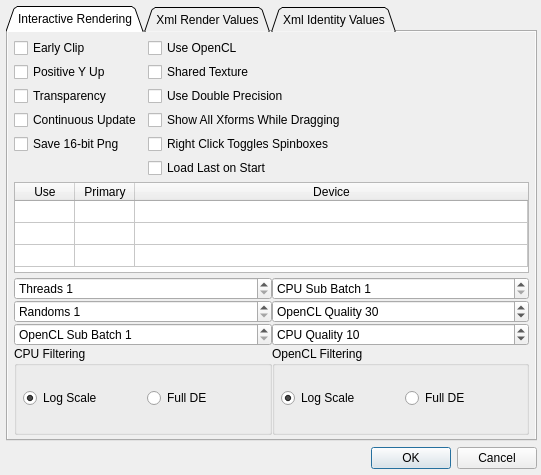
The window that Source/Fractorium/OptionsDialog.ui (typpos/fractorium) describes before a commit, drawn with Qt 5.
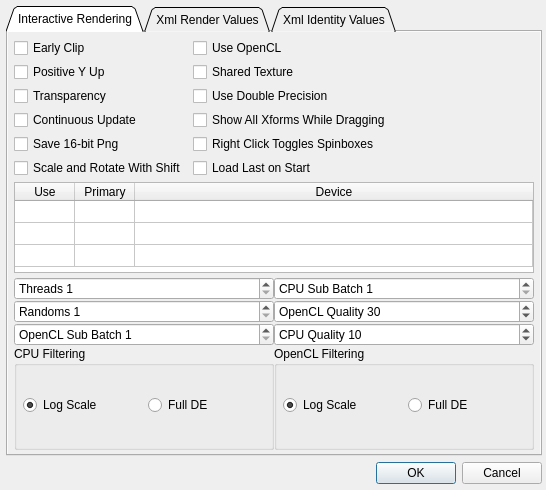
The same window after the commit. Custom widgets are drawn as their Qt base class.

Commit message: --User changes  -Add buttons to copy and paste affine transforms.  -Show xform names on the column headers of the xaos table.  -Add a color-coded third column to the variations tree which shows any properties of each variation which are non-standard.  -Draw a transparent circle over hovered xforms.  -Change how xforms respond to dragging. Rotate only is now the default, and scale will only happen with shift.  --Optionally do scale and rotate when holding shift, via a setting in the options dialog.

The edit to the form file:
```diff
--- a/Source/Fractorium/OptionsDialog.ui
+++ b/Source/Fractorium/OptionsDialog.ui
@@ -6,8 +6,8 @@
    <rect>
     <x>0</x>
     <y>0</y>
-    <width>541</width>
-    <height>475</height>
+    <width>546</width>
+    <height>490</height>
    </rect>
   </property>
   <property name="sizePolicy">
@@ -496,6 +496,16 @@
          </property>
         </widget>
        </item>
+       <item row="5" column="0">
+        <widget class="QCheckBox" name="RotateAndScaleCheckBox">
+         <property name="toolTip">
+          <string>&lt;html&gt;&lt;head/&gt;&lt;body&gt;&lt;p&gt;Checked: scale and rotate when dragging affines while holding shift.&lt;/p&gt;&lt;p&gt;Unchecked: only scale when dragging affines while holding shift.&lt;/p&gt;&lt;/body&gt;&lt;/html&gt;</string>
+         </property>
+         <property name="text">
+          <string>Scale and Rotate With Shift</string>
+         </property>
+        </widget>
+       </item>
       </layout>
      </widget>
      <widget class="QWidget" name="OptionsXmlSavingTab">
```
Left out of the diff: 6 changed lines with no effect on the pictures. The commit also changes 33 other files.
